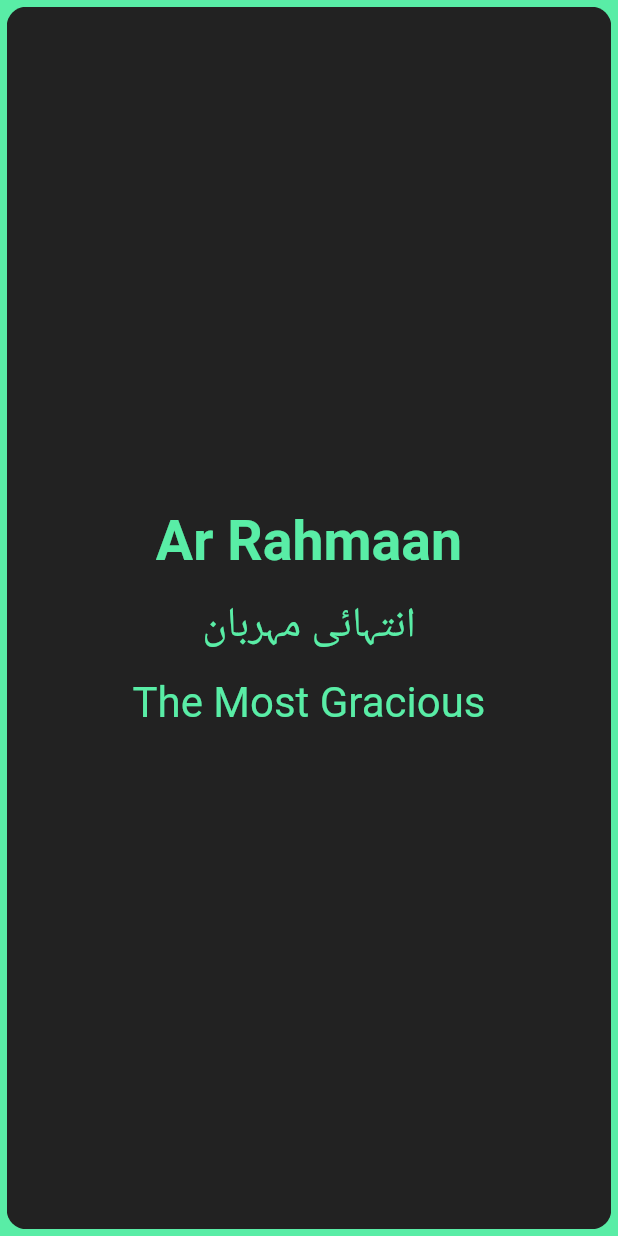
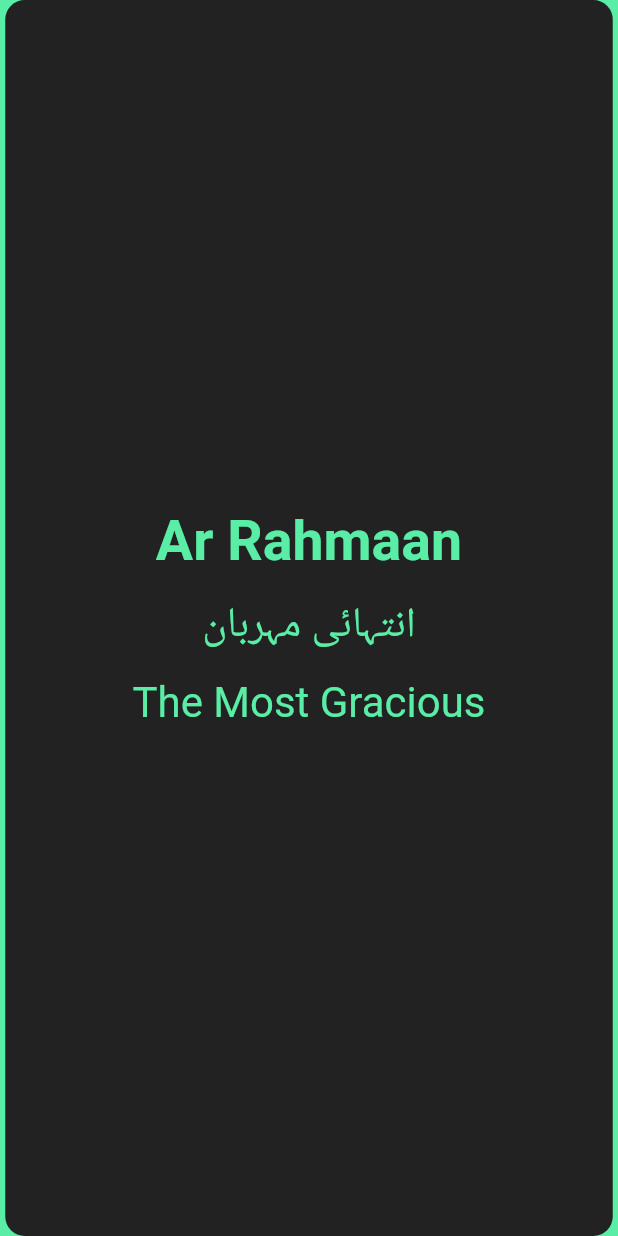
Before and after one commit to SalahMJ/99-Names-of-Allah, a Flutter app: the screen it shows after launch, on a phone screen of 412 x 824 dp. Run offline on Flutter 3.47's test engine with Material 2 defaults, Android fonts, the phone set to English and light mode, and no system bars.

Commit message:
Code modification on 27062023

```diff
--- a/lib/main.dart
+++ b/lib/main.dart
@@ -142,8 +142,8 @@
   @override
   Widget build(BuildContext context) {
     return SizedBox(
-      height: MediaQuery.of(context).size.height - 9,
-      width: MediaQuery.of(context).size.width - 9,
+      height: MediaQuery.of(context).size.height,
+      width: MediaQuery.of(context).size.width - 7,
       child: PageView.builder(
         controller: _controller,
         itemCount: _data.length,
```
